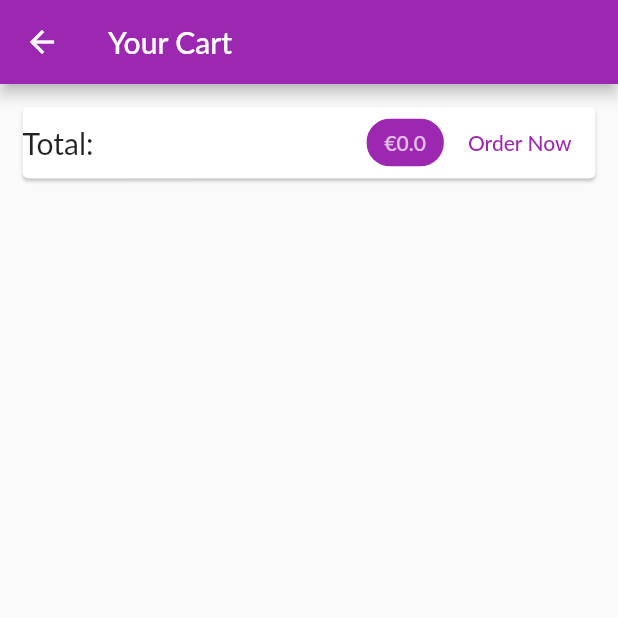
After one commit to ThreeLakeGames/ShopApp, a Flutter app: the CartScreen screen opened by its route, after a tap on "Order Now", on a phone screen of 412 x 824 dp, the top half of it. The commit adds this screen. Run offline on Flutter 3.47's test engine with Material 2 defaults, Android fonts, the phone set to English and light mode, and no system bars; network calls fail; Roboto replaces fonts that are missing (Lato).

```diff
--- a/lib/providers/cart.dart
+++ b/lib/providers/cart.dart
@@ -25,6 +25,14 @@ class Cart with ChangeNotifier {
     return _items.length;
   }
 
+  double get totalSum {
+    double total = 0.0;
+    _items.forEach((key, item) {
+      total += item.price * item.quantity;
+    });
+    return total;
+  }
+
   void addItem(String productId, double price, String title) {
     if (_items.containsKey(productId)) {
       _items.update(
@@ -34,7 +42,8 @@ class Cart with ChangeNotifier {
           title: value.title,
           quantity: value.quantity + 1,
           price: value.price,
-              )));
+        )),
+      );
     } else {
       _items.putIfAbsent(
         productId,
@@ -48,4 +57,14 @@ class Cart with ChangeNotifier {
     }
     notifyListeners();
   }
+
+  void removeItem(String productId) {
+    _items.remove(productId);
+    notifyListeners();
   }
+
+  void clear() {
+    _items = {};
+    notifyListeners();
+  }
+}
--- /dev/null
+++ b/lib/providers/orders.dart
@@ -0,0 +1,36 @@
+import './cart.dart';
+import 'package:flutter/foundation.dart';
+
+class OrderItem {
+  final String id;
+  final double amount;
+  final List<CartItem> products;
+  final DateTime dateTime;
+
+  OrderItem({
+    @required this.id,
+    @required this.amount,
+    @required this.products,
+    @required this.dateTime,
+  });
+}
+
+class Orders with ChangeNotifier {
+  List<OrderItem> _orders = [];
+
+  List<OrderItem> get orders {
+    return [..._orders];
+  }
+
+  void addOrder(List<CartItem> cartProducts, double total) {
+    _orders.insert(
+      0,
+      OrderItem(
+          id: DateTime.now().toString(),
+          amount: total,
+          products: cartProducts,
+          dateTime: DateTime.now()),
+    );
+    notifyListeners();
+  }
+}
--- /dev/null
+++ b/lib/screens/cart_screen.dart
@@ -0,0 +1,68 @@
+import 'package:ShopApp/providers/orders.dart';
+import 'package:flutter/material.dart';
+import 'package:provider/provider.dart';
+
+import '../widgets/cart_item_tile.dart';
+import '../providers/cart.dart';
+
+class CartScreen extends StatelessWidget {
+  static const routeName = "/cartScreen-route";
+  @override
+  Widget build(BuildContext context) {
+    final cart = Provider.of<Cart>(context);
+    return Scaffold(
+      appBar: AppBar(
+        title: Text("Your Cart"),
+      ),
+      body: Column(
+        children: [
+          Card(
+            margin: EdgeInsets.all(15),
+            child: Row(
+              mainAxisAlignment: MainAxisAlignment.spaceBetween,
+              children: [
+                Text("Total: ", style: TextStyle(fontSize: 20)),
+                Spacer(),
+                Chip(
+                  label: Text(
+                    "€${cart.totalSum}",
+                    style: TextStyle(
+                        color:
+                            Theme.of(context).primaryTextTheme.headline1.color),
+                  ),
+                  backgroundColor: Theme.of(context).primaryColor,
+                ),
+                FlatButton(
+                  onPressed: () {
+                    Provider.of<Orders>(context, listen: false).addOrder(
+                      cart.items.values.toList(),
+                      cart.totalSum,
+                    );
+                    cart.clear();
+                  },
+                  child: Text("Order Now"),
+                  textColor: Theme.of(context).primaryColor,
+                )
+              ],
+            ),
+          ),
+          SizedBox(height: 10),
+          Expanded(
+            child: ListView.builder(
+              itemBuilder: (ctx, i) {
+                return CartItemTile(
+                  id: cart.items.values.toList()[i].id,
+                  productId: cart.items.keys.toList()[i],
+                  title: cart.items.values.toList()[i].title,
+                  quantity: cart.items.values.toList()[i].quantity,
+                  price: cart.items.values.toList()[i].price,
+                );
+              },
+              itemCount: cart.itemCount,
+            ),
+          )
+        ],
+      ),
+    );
+  }
+}
--- a/lib/screens/products_overview.dart
+++ b/lib/screens/products_overview.dart
@@ -1,3 +1,4 @@
+import 'package:ShopApp/screens/cart_screen.dart';
 import 'package:flutter/material.dart';
 import 'package:provider/provider.dart';
 
@@ -59,7 +60,9 @@ class _ProductsOverviewScreenState extends State<ProductsOverviewScreen> {
             },
             child: IconButton(
               icon: Icon(Icons.shopping_cart),
-              onPressed: () {},
+              onPressed: () {
+                Navigator.pushNamed(context, CartScreen.routeName);
+              },
             ),
           )
         ],
--- /dev/null
+++ b/lib/widgets/order_item.dart
@@ -0,0 +1,32 @@
+import 'package:flutter/material.dart';
+import 'package:intl/intl.dart';
+
+// "as ord"--> work-around due name-conflict
+import '../providers/orders.dart' as ord;
+
+class OrderItem extends StatelessWidget {
+  final ord.OrderItem order;
+
+  OrderItem(this.order);
+
+  @override
+  Widget build(BuildContext context) {
+    return Card(
+      margin: EdgeInsets.all(10),
+      child: Column(
+        children: [
+          ListTile(
+            title: Text("€${order.amount}"),
+            subtitle: Text(
+              DateFormat("dd MM yyyy hh:mm").format(order.dateTime),
+            ),
+            trailing: IconButton(
+              icon: Icon(Icons.expand_more),
+              onPressed: () {},
+            ),
+          )
+        ],
+      ),
+    );
+  }
+}
--- a/pubspec.yaml
+++ b/pubspec.yaml
@@ -24,6 +24,7 @@ dependencies:
   flutter:
     sdk: flutter
   provider: ^3.0.0
+  intl: ^0.15.8
 
 
   # The following adds the Cupertino Icons font to your application.
```
Also changed, not shown: lib/main.dart (+7 -0 lines), lib/screens/orders_screen.dart (added, +23 -0 lines), lib/screens/product_detail_screen.dart (+36 -3 lines), lib/widgets/cart_item_tile.dart (added, +61 -0 lines), pubspec.lock. Lines whose indentation alone changed are shown as unchanged.
